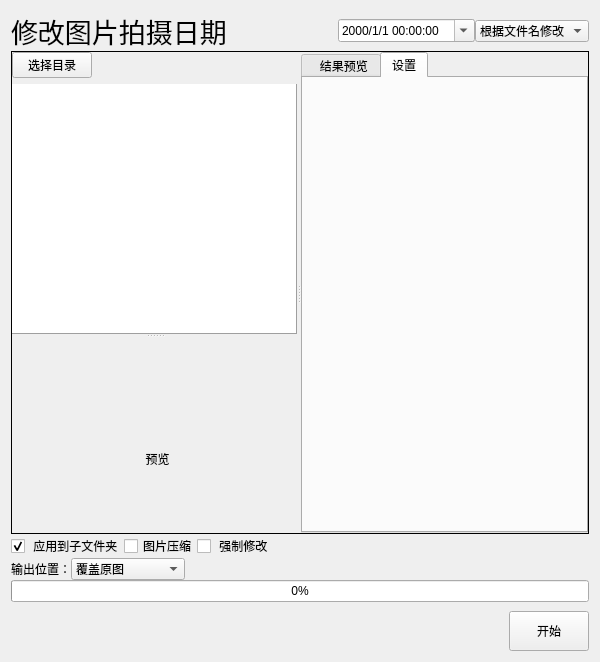
Qt form app/ui/image_tools/modify_date/modify_date_ui.ui (LC044/EasyBox) before a commit.
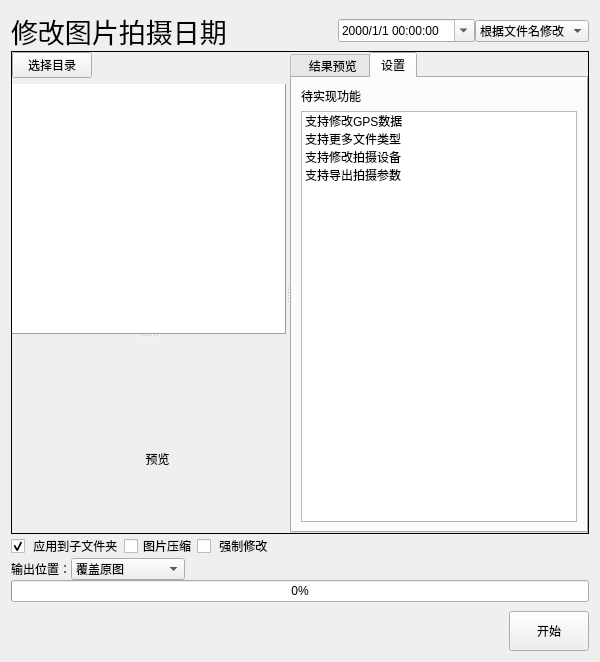
The same form after that commit. The open tabs and pages were chosen to show the change.

Commit message: 改用pyexiftool管理元数据

Diff of the .ui file:
```diff
--- a/app/ui/image_tools/modify_date/modify_date_ui.ui
+++ b/app/ui/image_tools/modify_date/modify_date_ui.ui
@@ -265,6 +265,43 @@
        <attribute name="title">
         <string>设置</string>
        </attribute>
+       <layout class="QVBoxLayout" name="verticalLayout_5">
+        <item>
+         <layout class="QVBoxLayout" name="verticalLayout_4">
+          <item>
+           <widget class="QLabel" name="label_2">
+            <property name="text">
+             <string>待实现功能</string>
+            </property>
+           </widget>
+          </item>
+          <item>
+           <widget class="QListWidget" name="listWidget">
+            <item>
+             <property name="text">
+              <string>支持修改GPS数据</string>
+             </property>
+            </item>
+            <item>
+             <property name="text">
+              <string>支持更多文件类型</string>
+             </property>
+            </item>
+            <item>
+             <property name="text">
+              <string>支持修改拍摄设备</string>
+             </property>
+            </item>
+            <item>
+             <property name="text">
+              <string>支持导出拍摄参数</string>
+             </property>
+            </item>
+           </widget>
+          </item>
+         </layout>
+        </item>
+       </layout>
       </widget>
      </widget>
     </widget>
```
Left out of the diff: 15 changed lines with no effect on the pictures. The commit also changes 42 other files.
